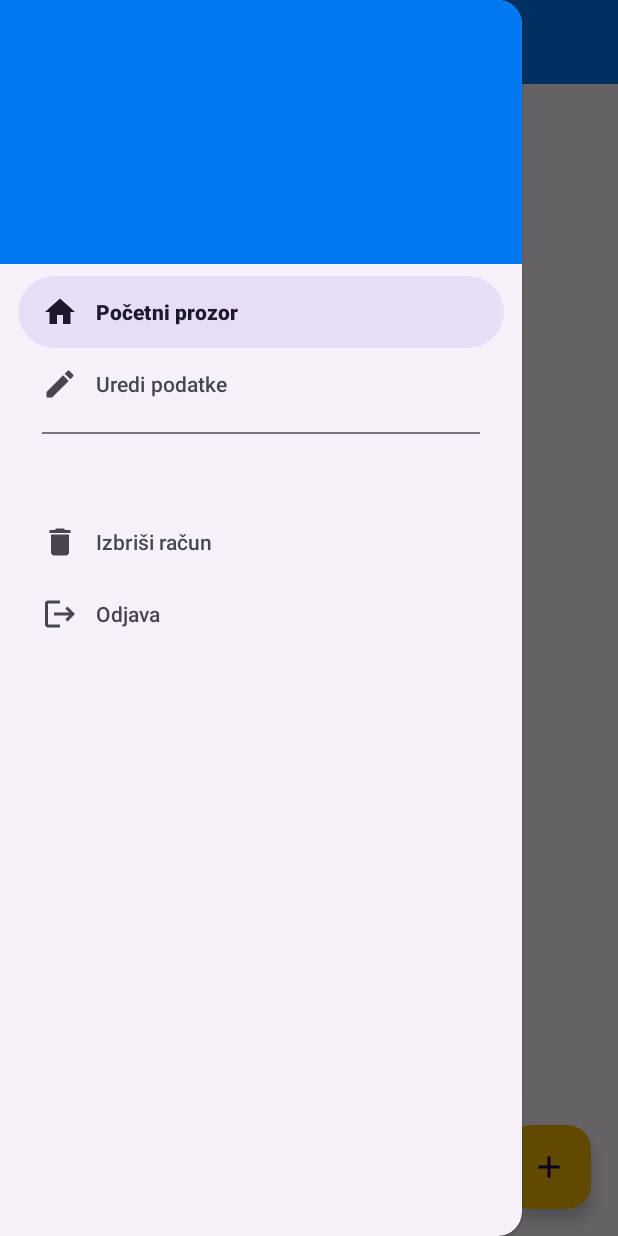
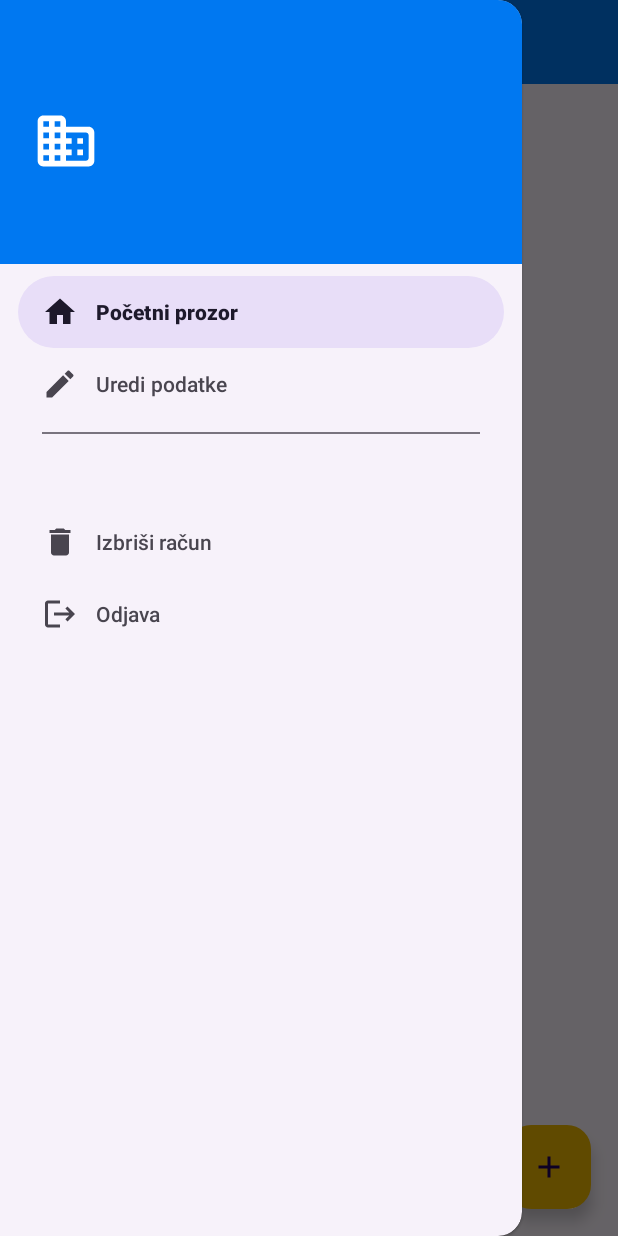
Before and after one commit to 9helix/FIDIT-Careers, an Android app: the DashboardEmployer screen opened directly, with no data from a screen before it, with the side drawer open, on a phone screen of 412 x 824 dp. Run offline under Robolectric (Android 15) with nearby library versions, the phone set to English and light mode, and no system bars; our stand-ins replace Room's generated code; 10 statements that could not run were skipped.

Commit message:
Add account icons

```diff
--- a/app/src/main/java/hr/uniri/fiditcareers/DashboardEmployer.java
+++ b/app/src/main/java/hr/uniri/fiditcareers/DashboardEmployer.java
@@ -14,6 +14,7 @@ import android.os.Bundle;
 import android.util.Log;
 import android.view.MenuItem;
 import android.view.View;
+import android.widget.ImageView;
 import android.widget.TextView;
 import android.widget.Toast;
 import androidx.room.Room;
@@ -35,6 +36,7 @@ public class DashboardEmployer extends AppCompatActivity
     protected void onCreate(Bundle savedInstanceState) {
         super.onCreate(savedInstanceState);
         setContentView(R.layout.activity_dashboard_employer);
+
 
         Toolbar toolbar = findViewById(R.id.toolbar);
         setSupportActionBar(toolbar);
@@ -61,6 +63,9 @@ public class DashboardEmployer extends AppCompatActivity
             // gets the header menu
             TextView employerName, employerEmail;
             View header = navigationView.getHeaderView(0);
+
+            ImageView myImageView = header.findViewById(R.id.myImageView);
+            myImageView.setImageResource(R.drawable.round_business_24);
 
             // sets name and email of logged employer on menu
             employerName = header.findViewById(R.id.nameSurnamePlaceholder);
--- a/app/src/main/java/hr/uniri/fiditcareers/DetailPost.java
+++ b/app/src/main/java/hr/uniri/fiditcareers/DetailPost.java
@@ -1,5 +1,6 @@
 package hr.uniri.fiditcareers;
 
+import android.app.AlertDialog;
 import android.os.Bundle;
 
 import androidx.annotation.Nullable;
@@ -91,13 +92,19 @@ public class DetailPost extends Fragment {
                 Log.d("appliedStudents apply", post.appliedStudentIds);
             });
 
-            appliedButton.setOnClickListener(v -> new Thread(() -> {
+            appliedButton.setOnClickListener(v -> {
+                new AlertDialog.Builder(getActivity())
+                        .setTitle("Potvrda")
+                        .setMessage("Jeste li sigurni da želite poništiti prijavu na ovaj oglas?")
+                        .setPositiveButton("Potvrdi", (dialog, which) -> new Thread(() -> {
                             // Retrieve the current student's email
                             String currentStudentEmail1 = ((GlobalVariable) getActivity().getApplication()).getEmail();
 
                             // Retrieve the current post
                             Post post1 = appDatabase.postDao().getPostById(postId);
 
+                            // Get the list of applied student emails from the post
+                            //List<String> appliedStudentIds = post1.getAppliedStudentIdsList();
 
                             // Remove the current student's email from the list
                             appliedStudentIds.remove(currentStudentEmail1);
@@ -112,7 +119,10 @@ public class DetailPost extends Fragment {
                                 applyButton.setVisibility(View.VISIBLE);
                             });
                             Log.d("appliedStudents remove", post1.appliedStudentIds);
-            }).start());
+                        }).start())
+                        .setNegativeButton("Odustani", null)
+                        .show();
+            });
 
             // Check if the list contains the current student's email
             if (appliedStudentIds!=null && appliedStudentIds.contains(currentStudentEmail)) {
--- /dev/null
+++ b/app/src/main/res/drawable/round_business_24.xml
@@ -0,0 +1,5 @@
+<vector xmlns:android="http://schemas.android.com/apk/res/android" android:height="24dp" android:tint="#FFFFFF" android:viewportHeight="24" android:viewportWidth="24" android:width="24dp">
+
+    <path android:fillColor="@android:color/white" android:pathData="M12,7L12,5c0,-1.1 -0.9,-2 -2,-2L4,3c-1.1,0 -2,0.9 -2,2v14c0,1.1 0.9,2 2,2h16c1.1,0 2,-0.9 2,-2L22,9c0,-1.1 -0.9,-2 -2,-2h-8zM6,19L4,19v-2h2v2zM6,15L4,15v-2h2v2zM6,11L4,11L4,9h2v2zM6,7L4,7L4,5h2v2zM10,19L8,19v-2h2v2zM10,15L8,15v-2h2v2zM10,11L8,11L8,9h2v2zM10,7L8,7L8,5h2v2zM19,19h-7v-2h2v-2h-2v-2h2v-2h-2L12,9h7c0.55,0 1,0.45 1,1v8c0,0.55 -0.45,1 -1,1zM18,11h-2v2h2v-2zM18,15h-2v2h2v-2z"/>
+
+</vector>
--- /dev/null
+++ b/app/src/main/res/drawable/round_school_24.xml
@@ -0,0 +1,5 @@
+<vector xmlns:android="http://schemas.android.com/apk/res/android" android:height="24dp" android:tint="#FFFFFF" android:viewportHeight="24" android:viewportWidth="24" android:width="24dp">
+
+    <path android:fillColor="@android:color/white" android:pathData="M5,13.18v2.81c0,0.73 0.4,1.41 1.04,1.76l5,2.73c0.6,0.33 1.32,0.33 1.92,0l5,-2.73c0.64,-0.35 1.04,-1.03 1.04,-1.76v-2.81l-6.04,3.3c-0.6,0.33 -1.32,0.33 -1.92,0L5,13.18zM11.04,3.52l-8.43,4.6c-0.69,0.38 -0.69,1.38 0,1.76l8.43,4.6c0.6,0.33 1.32,0.33 1.92,0L21,10.09L21,16c0,0.55 0.45,1 1,1s1,-0.45 1,-1L23,9.59c0,-0.37 -0.2,-0.7 -0.52,-0.88l-9.52,-5.19c-0.6,-0.32 -1.32,-0.32 -1.92,0z"/>
+
+</vector>
--- a/app/src/main/res/layout/nav_header.xml
+++ b/app/src/main/res/layout/nav_header.xml
@@ -9,14 +9,28 @@
     android:background="@color/blue"
     android:theme="@style/ThemeOverlay.AppCompat.Dark">
 
-    <TextView
-        android:id="@+id/nameSurnamePlaceholder"
+    <LinearLayout
         android:layout_width="wrap_content"
         android:layout_height="wrap_content"
-        android:textColor="@color/white"
-        android:textSize="32dp"
-        android:textStyle="bold"
-        android:layout_marginBottom="10dp"/>
+        android:layout_gravity="clip_vertical"
+        android:orientation="horizontal">
+
+        <TextView
+            android:id="@+id/nameSurnamePlaceholder"
+            android:layout_width="match_parent"
+            android:layout_height="match_parent"
+            android:layout_marginBottom="10dp"
+            android:textColor="@color/white"
+            android:textSize="32dp"
+            android:textStyle="bold" />
+
+        <ImageView
+            android:id="@+id/myImageView"
+            android:layout_width="45dp"
+            android:layout_height="45dp"
+            android:layout_marginLeft="5dp"
+            android:src="@drawable/round_school_24" />
+    </LinearLayout>
 
     <TextView
         android:id="@+id/emailPlaceholder"
```
Lines whose indentation alone changed are shown as unchanged.
